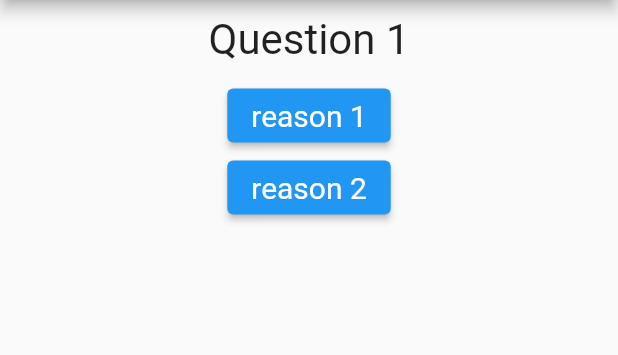
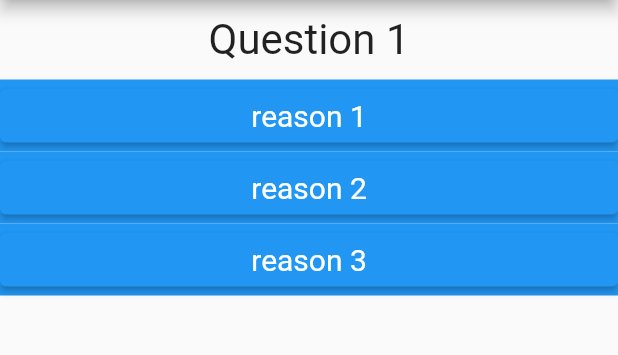
Before and after one commit to LuizFernandesOliveira/flutter-app-questions, a Flutter app: the screen it shows after launch, on a phone screen of 412 x 824 dp, the part 84-439 px from its top. Run offline on Flutter 3.47's test engine with Material 2 defaults, Android fonts, the phone set to English and light mode, and no system bars.

Commit message:
add response

```diff
--- a/lib/main.dart
+++ b/lib/main.dart
@@ -1,3 +1,4 @@
+import 'package:app_questions/response.dart';
 import 'package:flutter/material.dart';
 import './question.dart';
 
@@ -30,16 +31,9 @@ class _QuestionsAppState extends State<QuestionApp> {
         body: Column(
           children: <Widget>[
             Question(text: questions[_selectedQuestion]),
-            ElevatedButton(
-              style: ElevatedButton.styleFrom(textStyle: const TextStyle(fontSize: 20)),
-              onPressed: _response,
-              child: Text('reason 1'),
-            ),
-            ElevatedButton(
-              style: ElevatedButton.styleFrom(textStyle: const TextStyle(fontSize: 20)),
-              onPressed: _response,
-              child: Text('reason 2'),
-            ),
+            Response(text: 'reason 1', onSelected: _response),
+            Response(text: 'reason 2', onSelected: _response),
+            Response(text: 'reason 3', onSelected: _response),
           ],
         ),
       ),
--- /dev/null
+++ b/lib/response.dart
@@ -0,0 +1,21 @@
+import 'package:flutter/material.dart';
+
+class Response extends StatelessWidget {
+  final String text;
+  final void Function() onSelected;
+
+  Response({required this.text, required this.onSelected});
+
+  @override
+  Widget build(BuildContext context) {
+    return Container(
+      width: double.infinity,
+      color: Colors.blue,
+      child: ElevatedButton(
+        style: ElevatedButton.styleFrom(textStyle: const TextStyle(fontSize: 20)),
+        onPressed: onSelected,
+        child: Text(text),
+      ),
+    );
+  }
+}
```
